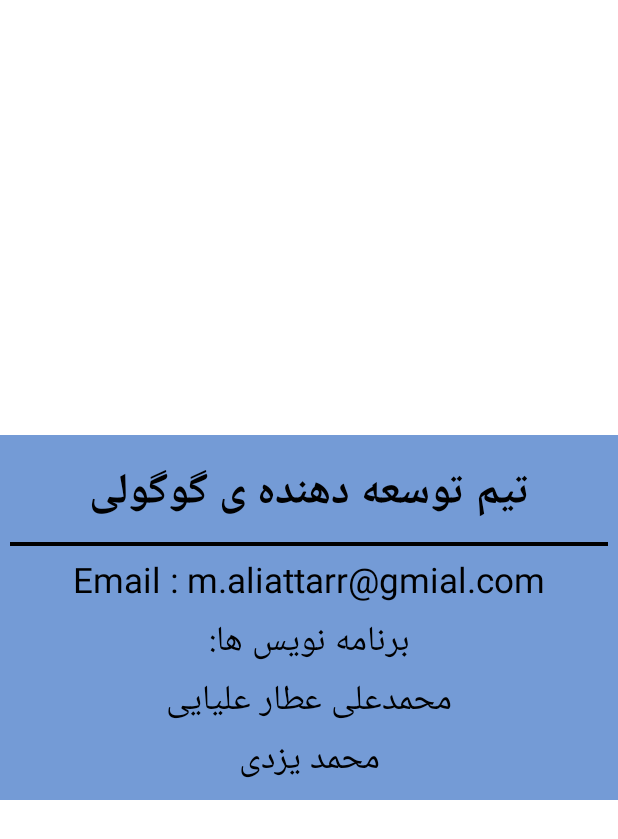
After one commit to Android-sadjad/TruthOrDare, an Android app: the layout fragment_about_us.xml on its own in the app's theme, with its tools: preview values and no code run, on a phone screen of 412 x 824 dp. The commit adds this screen. Shown: the top 839 px of the screen. Run offline under Robolectric (Android 15) with nearby library versions, the phone set to English and light mode, and no system bars.

Commit message:
create dialog aboutUs

```diff
--- /dev/null
+++ b/app/src/main/res/layout/fragment_about_us.xml
@@ -0,0 +1,66 @@
+<?xml version="1.0" encoding="utf-8"?>
+<androidx.constraintlayout.widget.ConstraintLayout xmlns:android="http://schemas.android.com/apk/res/android"
+    android:layout_width="match_parent"
+    android:layout_height="wrap_content"
+    xmlns:app="http://schemas.android.com/apk/res-auto"
+    android:padding="@dimen/_5sdp"
+    android:background="#749BD6"
+    android:layout_gravity="center"
+    android:id="@+id/cl_about_us"
+
+    >
+
+    <TextView
+        android:id="@+id/tv_team"
+        android:layout_width="match_parent"
+        android:layout_height="wrap_content"
+        app:layout_constraintTop_toTopOf="parent"
+     android:gravity="center"
+        android:text="تیم توسعه دهنده ی گوگولی"
+        android:textSize="@dimen/_22sdp"
+        android:textColor="@color/black"
+        android:textStyle="bold"
+        android:padding="@dimen/_6sdp"
+
+        />
+
+    <ImageView
+        android:id="@+id/iv_horizontal_divider"
+        android:layout_width="match_parent"
+        android:layout_height="@dimen/_2sdp"
+        android:background="@color/black"
+        app:layout_constraintTop_toBottomOf="@id/tv_team"
+
+        />
+
+    <TextView
+        android:id="@+id/tv_email"
+        android:layout_width="match_parent"
+        android:layout_height="wrap_content"
+        app:layout_constraintTop_toBottomOf="@id/iv_horizontal_divider"
+        android:text="Email : m.aliattarr@gmial.com"
+        android:textSize="@dimen/_18sdp"
+        android:gravity="center"
+        android:layout_marginTop="@dimen/_5sdp"
+        android:layout_marginBottom="@dimen/_5sdp"
+        android:textColor="@color/black"
+
+/>
+
+
+    <TextView
+        android:id="@+id/tv_developerrs"
+        android:layout_width="match_parent"
+        android:layout_height="wrap_content"
+        app:layout_constraintTop_toBottomOf="@id/tv_email"
+        android:text="برنامه نویس ها:\nمحمدعلی عطار علیایی\nمحمد یزدی"
+        android:textSize="@dimen/_18sdp"
+        android:gravity="center"
+        android:layout_marginTop="@dimen/_5sdp"
+        android:layout_marginBottom="@dimen/_5sdp"
+        android:textColor="@color/black"
+
+        />
+
+
+</androidx.constraintlayout.widget.ConstraintLayout>
```
Also changed, not shown: app/src/main/java/com/example/truthordare/activity/MainActivity.java (+38 -13 lines), app/src/main/java/com/example/truthordare/classes/MyIntent.java (+13 -13 lines), app/src/main/java/com/example/truthordare/dialog/AboutUsDialog.java (added, +46 -0 lines).
